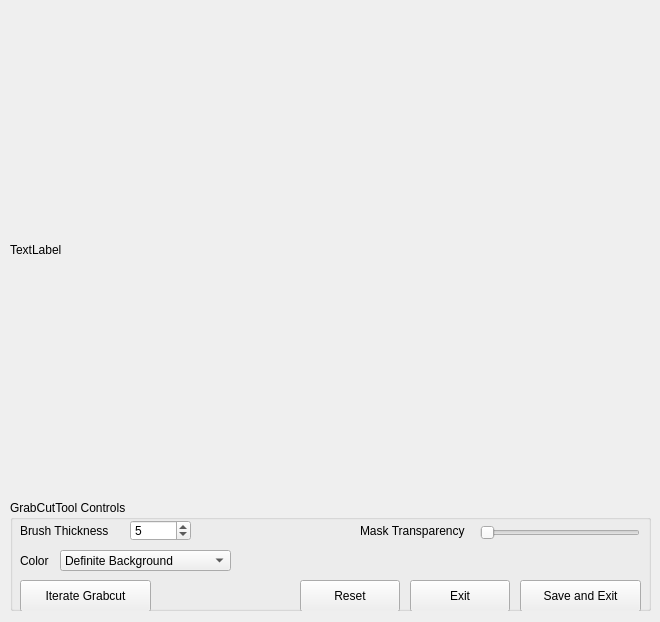
Before: the Qt Designer form src/WhiskerToolbox/Grabcut_Widget/Grabcut_Widget.ui in paulmthompson/WhiskerToolbox, drawn with Qt 5.
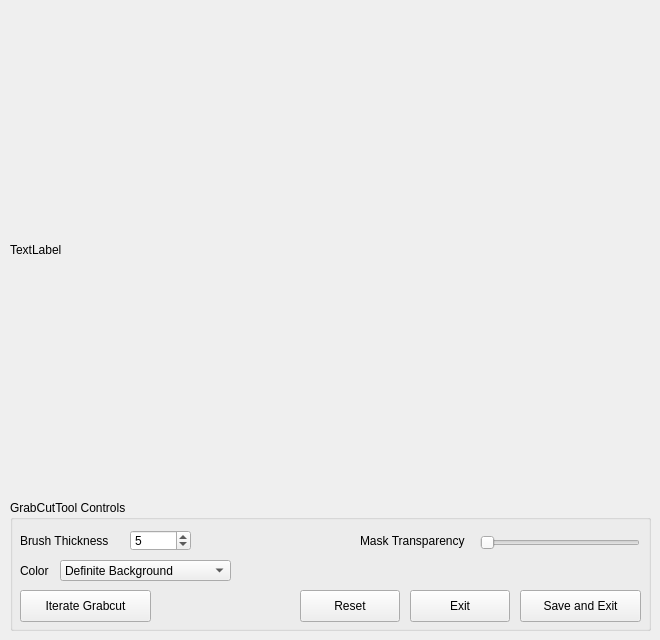
After: the same form once the commit is applied.

Commit message: Adjust spacing in ui

```diff
--- a/src/WhiskerToolbox/Grabcut_Widget/Grabcut_Widget.ui
+++ b/src/WhiskerToolbox/Grabcut_Widget/Grabcut_Widget.ui
@@ -7,7 +7,7 @@
     <x>0</x>
     <y>0</y>
     <width>660</width>
-    <height>622</height>
+    <height>640</height>
    </rect>
   </property>
   <property name="windowTitle">
@@ -19,7 +19,7 @@
      <x>10</x>
      <y>500</y>
      <width>641</width>
-     <height>111</height>
+     <height>131</height>
     </rect>
    </property>
    <property name="title">
@@ -29,7 +29,7 @@
     <property name="geometry">
      <rect>
       <x>10</x>
-      <y>20</y>
+      <y>30</y>
       <width>101</width>
       <height>21</height>
      </rect>
@@ -42,7 +42,7 @@
     <property name="geometry">
      <rect>
       <x>120</x>
-      <y>20</y>
+      <y>30</y>
       <width>61</width>
       <height>21</height>
      </rect>
@@ -61,7 +61,7 @@
     <property name="geometry">
      <rect>
       <x>50</x>
-      <y>50</y>
+      <y>60</y>
       <width>171</width>
       <height>21</height>
      </rect>
@@ -91,7 +91,7 @@
     <property name="geometry">
      <rect>
       <x>10</x>
-      <y>50</y>
+      <y>60</y>
       <width>58</width>
       <height>21</height>
      </rect>
@@ -104,7 +104,7 @@
     <property name="geometry">
      <rect>
       <x>510</x>
-      <y>80</y>
+      <y>90</y>
       <width>121</width>
       <height>32</height>
      </rect>
@@ -117,7 +117,7 @@
     <property name="geometry">
      <rect>
       <x>10</x>
-      <y>80</y>
+      <y>90</y>
       <width>131</width>
       <height>32</height>
      </rect>
@@ -130,7 +130,7 @@
     <property name="geometry">
      <rect>
       <x>290</x>
-      <y>80</y>
+      <y>90</y>
       <width>100</width>
       <height>32</height>
      </rect>
@@ -143,7 +143,7 @@
     <property name="geometry">
      <rect>
       <x>400</x>
-      <y>80</y>
+      <y>90</y>
       <width>100</width>
       <height>32</height>
      </rect>
@@ -156,7 +156,7 @@
     <property name="geometry">
      <rect>
       <x>470</x>
-      <y>20</y>
+      <y>30</y>
       <width>160</width>
       <height>25</height>
      </rect>
@@ -172,7 +172,7 @@
     <property name="geometry">
      <rect>
       <x>350</x>
-      <y>20</y>
+      <y>30</y>
       <width>121</width>
       <height>21</height>
      </rect>
```
The commit also changes 3 other files.
